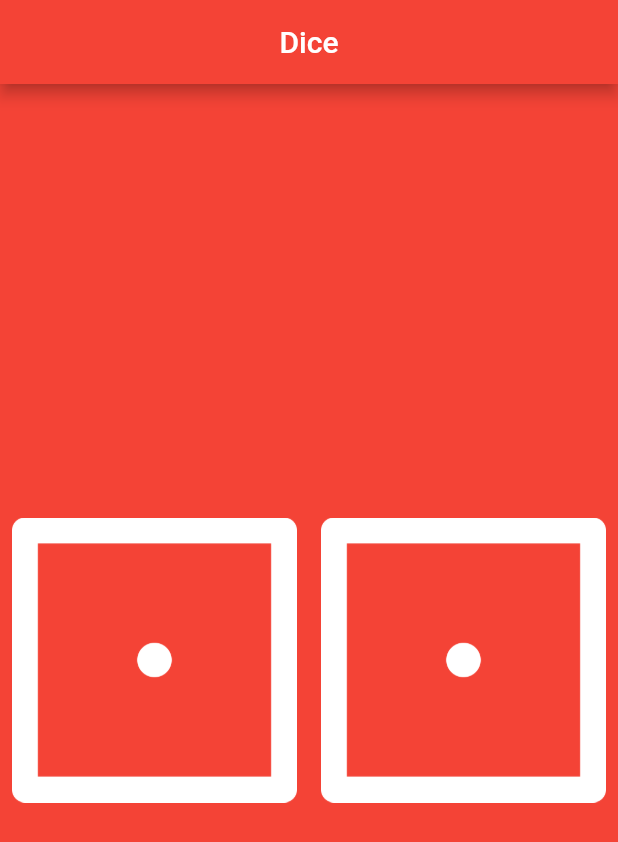
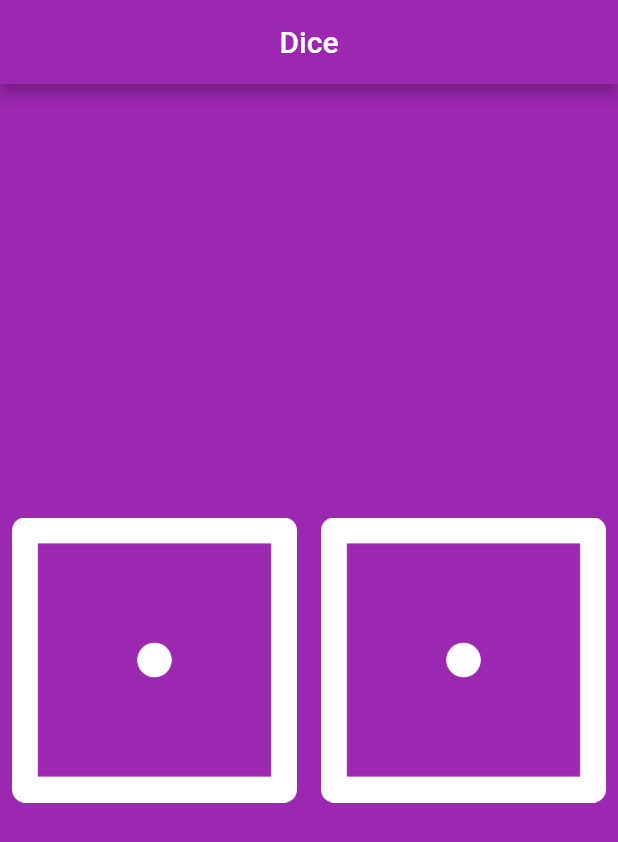
Before and after one commit to Mckenz31/Flutter_learning, a Flutter app: the screen it shows after launch, on a phone screen of 412 x 824 dp. Shown: the top 842 px of the screen. Run offline on Flutter 3.47's test engine with Material 2 defaults, Android fonts, the light colour scheme and no system bars.

Commit message:
Stateless to Stateful - Dice app completed

```diff
--- a/dice_app/lib/main.dart
+++ b/dice_app/lib/main.dart
@@ -1,12 +1,13 @@
 import 'package:flutter/material.dart';
+import 'dart:math';
 
 void main() {
   return runApp(MaterialApp(
     debugShowCheckedModeBanner: false,
     home: Scaffold(
-      backgroundColor: Colors.red,
+      backgroundColor: Colors.purple,
       appBar: AppBar(
-        backgroundColor: Colors.red,
+        backgroundColor: Colors.purple,
         title: Center(
           child: Text('Dice'),
         ),
@@ -16,8 +17,23 @@ void main() {
   ));
 }
 
-class Dices extends StatelessWidget {
-  // This widget is the root of your application.
+class Dices extends StatefulWidget {
+  @override
+  _DicesState createState() => _DicesState();
+}
+
+class _DicesState extends State<Dices> {
+  int leftBtnClick = 1;
+  int rightBtnClick = 1;
+
+  //Function that changes the values of the dices
+  changeDice(){
+    setState(() {
+      leftBtnClick = Random().nextInt(6) + 1;
+      rightBtnClick = Random().nextInt(6) + 1;
+    });
+  }
+
   @override
   Widget build(BuildContext context) {
     return Center(
@@ -26,17 +42,17 @@ class Dices extends StatelessWidget {
           Expanded(
             child: TextButton(
               onPressed: (){
-                print('Left button is clicked');
+                changeDice();
               },
-              child: Image.asset('images/dice1.png'),
+              child: Image.asset('images/dice$leftBtnClick.png'),
             ),
           ),
           Expanded(
             child: TextButton(
               onPressed: (){
-                print('Right button is clicked');
+                changeDice();
               },
-              child: Image.asset('images/dice1.png'),
+              child: Image.asset('images/dice$rightBtnClick.png'),
             ),
           ),
         ],
```
